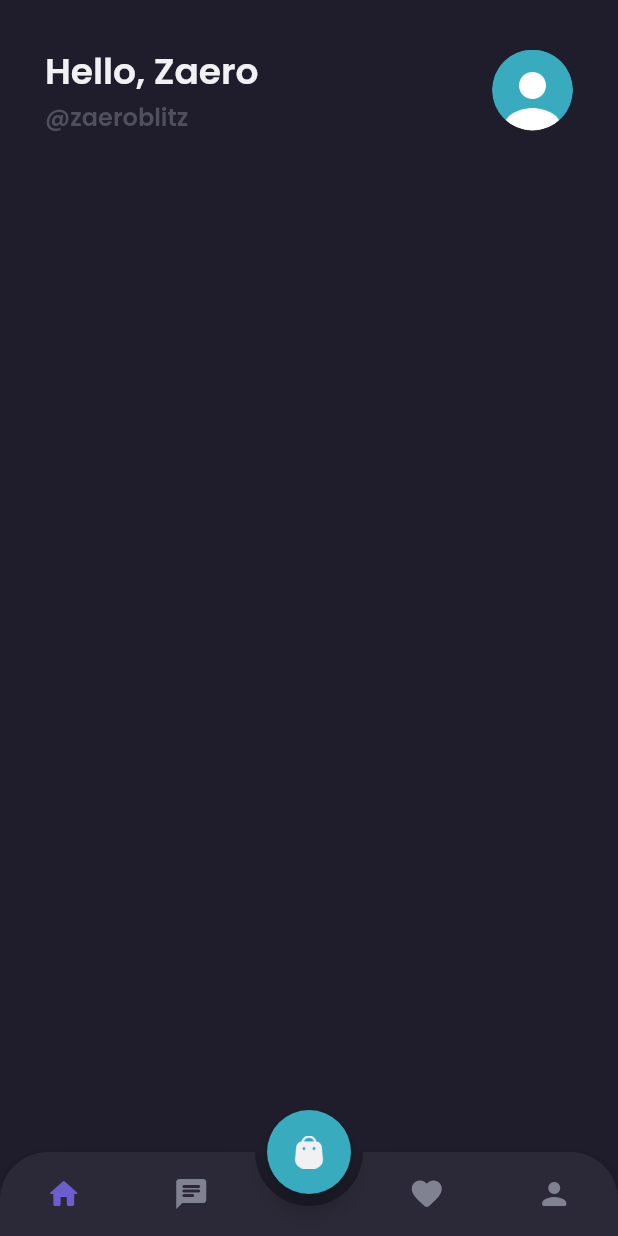
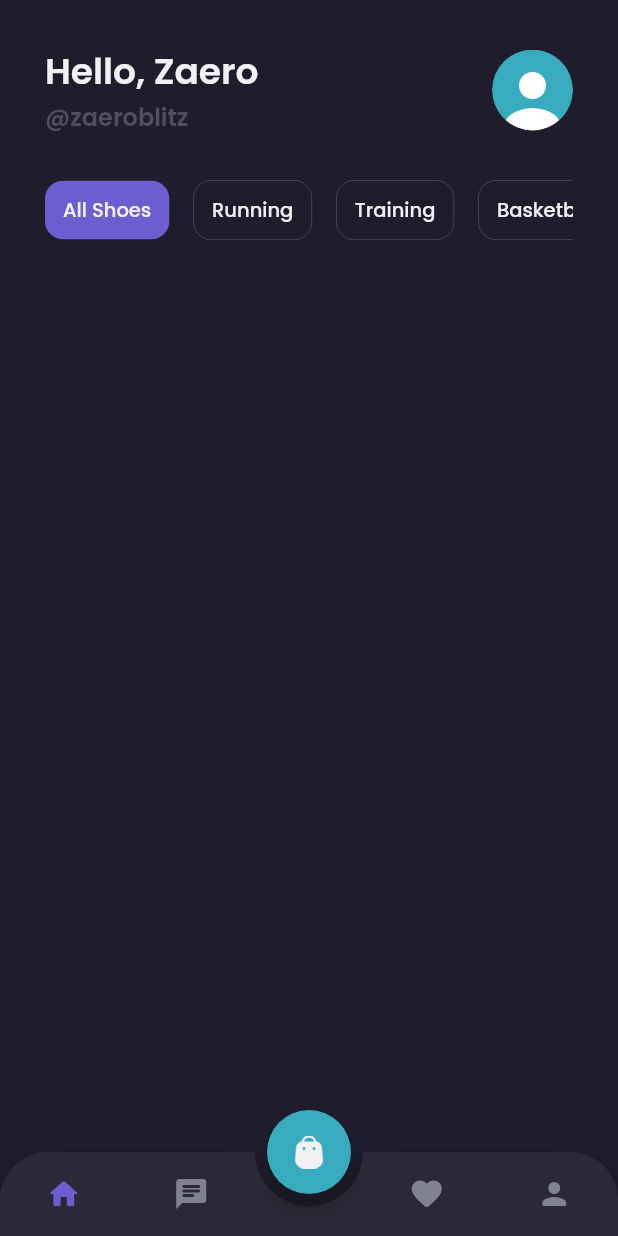
Before and after one commit to zaeroblitz/shamo-app, a Flutter app: the MainPage screen opened by its route, on a phone screen of 412 x 824 dp. Run offline on Flutter 3.47's test engine with Material 2 defaults, Android fonts, the phone set to English and light mode, and no system bars; drawn by our look-alikes of animated_bottom_navigation_bar; our stand-ins replace google_fonts.

```diff
--- a/lib/pages/home/home_page.dart
+++ b/lib/pages/home/home_page.dart
@@ -45,12 +45,118 @@ class HomePage extends StatelessWidget {
     );
   }
 
+  Widget categories() {
+    return Container(
+      margin: EdgeInsets.only(
+        top: 30,
+      ),
+      child: SingleChildScrollView(
+        scrollDirection: Axis.horizontal,
+        child: Row(
+          children: [
+            Container(
+              margin: EdgeInsets.only(right: 16),
+              padding: EdgeInsets.symmetric(
+                horizontal: 12,
+                vertical: 10,
+              ),
+              decoration: BoxDecoration(
+                borderRadius: BorderRadius.circular(12),
+                color: primaryColor,
+              ),
+              child: Text(
+                'All Shoes',
+                style: primaryTextStyle.copyWith(
+                  fontSize: 13,
+                  fontWeight: medium,
+                ),
+              ),
+            ),
+            Container(
+              margin: EdgeInsets.only(right: 16),
+              padding: EdgeInsets.symmetric(
+                horizontal: 12,
+                vertical: 10,
+              ),
+              decoration: BoxDecoration(
+                borderRadius: BorderRadius.circular(12),
+                border: Border.all(width: 0.5, color: subtitleTextColor),
+                color: transparentColor,
+              ),
+              child: Text(
+                'Running',
+                style: primaryTextStyle.copyWith(
+                  fontSize: 13,
+                  fontWeight: medium,
+                ),
+              ),
+            ),
+            Container(
+              margin: EdgeInsets.only(right: 16),
+              padding: EdgeInsets.symmetric(
+                horizontal: 12,
+                vertical: 10,
+              ),
+              decoration: BoxDecoration(
+                borderRadius: BorderRadius.circular(12),
+                border: Border.all(width: 0.5, color: subtitleTextColor),
+                color: transparentColor,
+              ),
+              child: Text(
+                'Training',
+                style: primaryTextStyle.copyWith(
+                  fontSize: 13,
+                  fontWeight: medium,
+                ),
+              ),
+            ),
+            Container(
+              margin: EdgeInsets.only(right: 16),
+              padding: EdgeInsets.symmetric(
+                horizontal: 12,
+                vertical: 10,
+              ),
+              decoration: BoxDecoration(
+                borderRadius: BorderRadius.circular(12),
+                border: Border.all(width: 0.5, color: subtitleTextColor),
+                color: transparentColor,
+              ),
+              child: Text(
+                'Basketball',
+                style: primaryTextStyle.copyWith(
+                  fontSize: 13,
+                  fontWeight: medium,
+                ),
+              ),
+            ),
+            Container(
+              padding: EdgeInsets.symmetric(
+                horizontal: 12,
+                vertical: 10,
+              ),
+              decoration: BoxDecoration(
+                borderRadius: BorderRadius.circular(12),
+                border: Border.all(width: 0.5, color: subtitleTextColor),
+                color: transparentColor,
+              ),
+              child: Text(
+                'Hiking',
+                style: primaryTextStyle.copyWith(
+                  fontSize: 13,
+                  fontWeight: medium,
+                ),
+              ),
+            ),
+          ],
+        ),
+      ),
+    );
+  }
+
   @override
   Widget build(BuildContext context) {
     return ListView(
-      children: [
-        header(),
-      ],
+      children: [header(), categories()],
     );
   }
 }
--- a/lib/theme.dart
+++ b/lib/theme.dart
@@ -15,6 +15,7 @@ Color primaryTextColor = Color(0xFFF1F0F2);
 Color secondaryTextColor = Color(0xFF999999);
 Color subtitleTextColor = Color(0xFF504F5E);
 Color unselectedNavbarColor = Color(0xFF808191);
+Color transparentColor = Colors.transparent;
 
 TextStyle primaryTextStyle = GoogleFonts.poppins(
   color: primaryTextColor,
```
